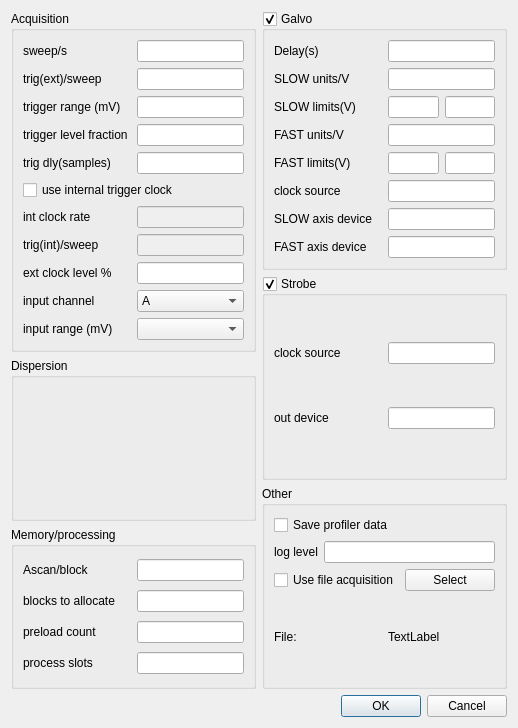
First picture: the form in VtxEngineParamsDialog.ui, repository djsperka/vortup, before the edit.
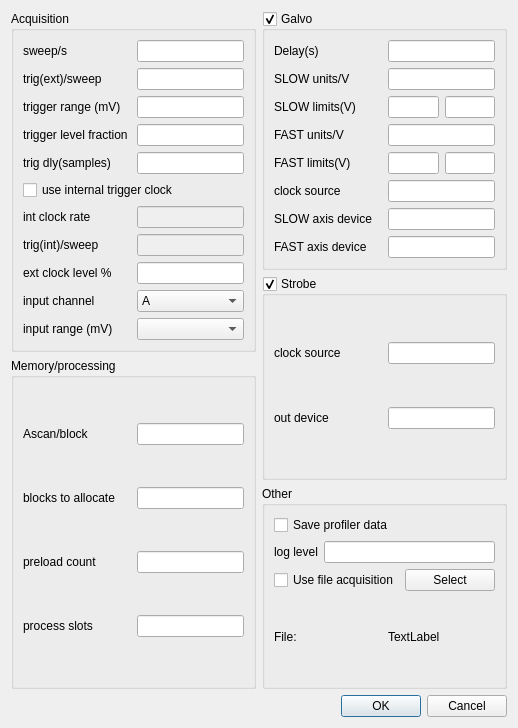
Second picture: the form after the edit. Custom widgets are drawn as their Qt base class.

Commit message: Move dispersion widget to main window, remove from VtxEngineParams dialog. Add setter specific to this parameter in OCTUiParams. Closes #47

The edit to the form file:
```diff
--- a/VtxEngineParamsDialog.ui
+++ b/VtxEngineParamsDialog.ui
@@ -235,18 +235,6 @@
          </layout>
         </widget>
        </item>
-       <item>
-        <widget class="QGroupBox" name="groupBox">
-         <property name="title">
-          <string>Dispersion</string>
-         </property>
-         <layout class="QVBoxLayout" name="verticalLayout_6">
-          <item>
-           <widget class="DispersionWidget" name="widgetDispersion" native="true"/>
-          </item>
-         </layout>
-        </widget>
-       </item>
        <item>
         <widget class="QGroupBox" name="groupBox_5">
          <property name="title">
@@ -602,12 +590,6 @@
   </layout>
  </widget>
  <customwidgets>
-  <customwidget>
-   <class>DispersionWidget</class>
-   <extends>QWidget</extends>
-   <header>DispersionWidget</header>
-   <container>1</container>
-  </customwidget>
   <customwidget>
    <class>EnumComboBox</class>
    <extends>QComboBox</extends>
```
The commit also changes 6 other files.
